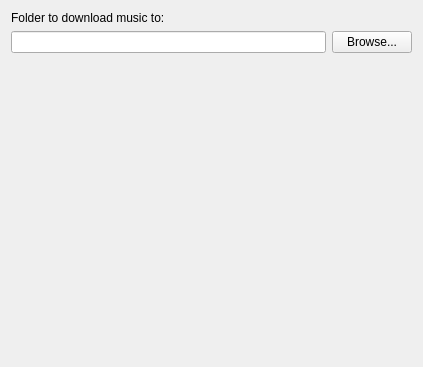
Before: the Qt Designer form src/tomahawk/dialogs/Settings_Downloads.ui in tomahawk-player/tomahawk, drawn with Qt 5.
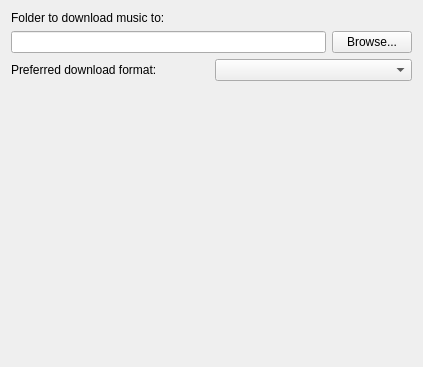
After: the same form once the commit is applied.

Commit message: Handle preferred download format in SettingsDialog.

What changed in the file:
```diff
--- a/src/tomahawk/dialogs/Settings_Downloads.ui
+++ b/src/tomahawk/dialogs/Settings_Downloads.ui
@@ -48,6 +48,20 @@
      </item>
     </layout>
    </item>
+   <item>
+    <layout class="QHBoxLayout" name="horizontalLayout_2">
+     <item>
+      <widget class="QLabel" name="label">
+       <property name="text">
+        <string>Preferred download format:</string>
+       </property>
+      </widget>
+     </item>
+     <item>
+      <widget class="QComboBox" name="preferredFormatComboBox"/>
+     </item>
+    </layout>
+   </item>
    <item>
     <spacer name="verticalSpacer">
      <property name="orientation">
```
The commit also changes 2 other files.
